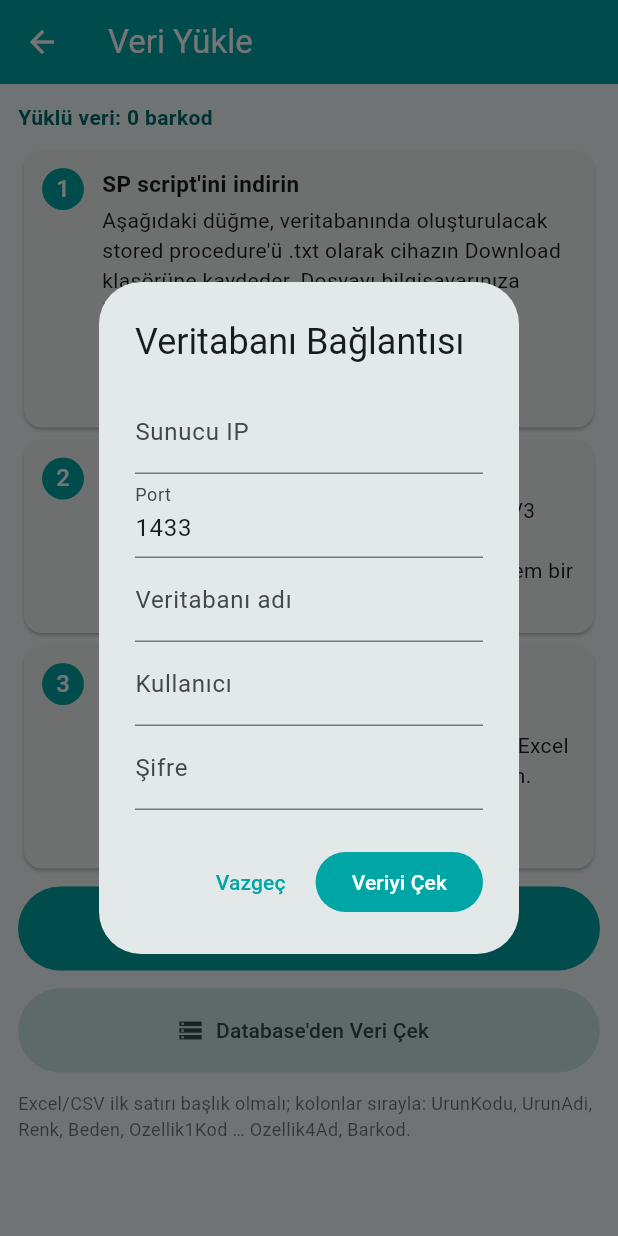
After one commit to VerimsoftZiya/VerimsoftZiya-SmartCount, a Flutter app: the DataPage screen opened directly, after a tap on an icon or button, on a phone screen of 412 x 824 dp. The commit adds this screen. Run offline on Flutter 3.47's test engine with Material 3 defaults, Android fonts, the phone set to English and light mode, and no system bars; our stand-ins replace csv, file_picker, shared_preferences; missing offline and left inert: excel, mssql_connection; accounts and stored records are empty.

Commit message:
Add files via upload

```diff
--- /dev/null
+++ b/lib/data_page.dart
@@ -0,0 +1,226 @@
+import 'dart:convert';
+import 'dart:io';
+import 'package:csv/csv.dart';
+import 'package:excel/excel.dart';
+import 'package:file_picker/file_picker.dart';
+import 'package:flutter/material.dart';
+import 'package:mssql_connection/mssql_connection.dart';
+import 'package:path_provider/path_provider.dart';
+import 'main.dart';
+
+const spName = 'dbo.sp_SayimUrunVerisi';
+const header = [
+  'UrunKodu', 'UrunAdi', 'Renk', 'Beden',
+  'Ozellik1Kod', 'Ozellik1Ad', 'Ozellik2Kod', 'Ozellik2Ad',
+  'Ozellik3Kod', 'Ozellik3Ad', 'Ozellik4Kod', 'Ozellik4Ad', 'Barkod'
+];
+
+const spScript = r'''
+-- =====================================================
+-- SAYIM UYGULAMASI - URUN VERISI STORED PROCEDURE
+-- Nebim V3 veritabaninda BIR KEZ calistirin.
+-- Sonra veriyi almak icin:  EXEC dbo.sp_SayimUrunVerisi
+-- =====================================================
+CREATE OR ALTER PROCEDURE dbo.sp_SayimUrunVerisi
+AS
+BEGIN
+    SET NOCOUNT ON;
+
+    SELECT
+        i.ItemCode                          AS UrunKodu,
+        d.ItemDescription                   AS UrunAdi,
+        v.ColorCode                         AS Renk,
+        v.ItemDim1Code                      AS Beden,
+        p1.AttributeCode AS Ozellik1Kod, a1.AttributeDescription AS Ozellik1Ad,
+        p2.AttributeCode AS Ozellik2Kod, a2.AttributeDescription AS Ozellik2Ad,
+        p3.AttributeCode AS Ozellik3Kod, a3.AttributeDescription AS Ozellik3Ad,
+        p4.AttributeCode AS Ozellik4Kod, a4.AttributeDescription AS Ozellik4Ad,
+        b.Barcode                           AS Barkod
+    FROM cdItem i
+    JOIN cdItemDesc d
+         ON d.ItemTypeCode = i.ItemTypeCode AND d.ItemCode = i.ItemCode AND d.LangCode = 'TR'
+    JOIN prItemVariant v
+         ON v.ItemTypeCode = i.ItemTypeCode AND v.ItemCode = i.ItemCode
+    JOIN prItemBarcode b
+         ON b.ItemTypeCode = v.ItemTypeCode AND b.ItemCode = v.ItemCode
+        AND b.ColorCode = v.ColorCode
+        AND b.ItemDim1Code = v.ItemDim1Code AND b.ItemDim2Code = v.ItemDim2Code
+        AND b.ItemDim3Code = v.ItemDim3Code
+    LEFT JOIN prItemAttribute p1 ON p1.ItemTypeCode = i.ItemTypeCode AND p1.ItemCode = i.ItemCode AND p1.AttributeTypeCode = 1
+    LEFT JOIN ItemAttribute('TR') a1 ON a1.ItemTypeCode = p1.ItemTypeCode AND a1.AttributeTypeCode = p1.AttributeTypeCode AND a1.AttributeCode = p1.AttributeCode
+    LEFT JOIN prItemAttribute p2 ON p2.ItemTypeCode = i.ItemTypeCode AND p2.ItemCode = i.ItemCode AND p2.AttributeTypeCode = 2
+    LEFT JOIN ItemAttribute('TR') a2 ON a2.ItemTypeCode = p2.ItemTypeCode AND a2.AttributeTypeCode = p2.AttributeTypeCode AND a2.AttributeCode = p2.AttributeCode
+    LEFT JOIN prItemAttribute p3 ON p3.ItemTypeCode = i.ItemTypeCode AND p3.ItemCode = i.ItemCode AND p3.AttributeTypeCode = 3
+    LEFT JOIN ItemAttribute('TR') a3 ON a3.ItemTypeCode = p3.ItemTypeCode AND a3.AttributeTypeCode = p3.AttributeTypeCode AND a3.AttributeCode = p3.AttributeCode
+    LEFT JOIN prItemAttribute p4 ON p4.ItemTypeCode = i.ItemTypeCode AND p4.ItemCode = i.ItemCode AND p4.AttributeTypeCode = 4
+    LEFT JOIN ItemAttribute('TR') a4 ON a4.ItemTypeCode = p4.ItemTypeCode AND a4.AttributeTypeCode = p4.AttributeTypeCode AND a4.AttributeCode = p4.AttributeCode;
+END
+GO
+''';
+class DataPage extends StatefulWidget {
+  const DataPage({super.key});
+  @override
+  State<DataPage> createState() => _DataPageState();
+}
+
+class _DataPageState extends State<DataPage> {
+  bool busy = false;
+
+  void msg(String m) => ScaffoldMessenger.of(context)
+    ..hideCurrentSnackBar()
+    ..showSnackBar(SnackBar(content: Text(m), duration: const Duration(seconds: 6)));
+
+  Future<String> saveFile(String name, List<int> bytes) async {
+    for (final dir in ['/storage/emulated/0/Download', (await getExternalStorageDirectory())?.path, (await getApplicationDocumentsDirectory()).path]) {
+      if (dir == null) continue;
+      try {
+        final f = File('$dir/$name');
+        await f.writeAsBytes(bytes);
+        return f.path;
+      } catch (_) {}
+    }
+    return '';
+  }
+
+  Future<void> downloadSp() async {
+    final p = await saveFile('sp_SayimUrunVerisi.txt', [0xEF, 0xBB, 0xBF, ...utf8.encode(spScript)]);
+    msg(p.isEmpty ? 'Dosya yazılamadı' : 'Kaydedildi: $p\nBilgisayara kopyalayıp SSMS ile açın.');
+  }
+
+  String cs(CellValue? v) {
+    if (v == null) return '';
+    if (v is DoubleCellValue) {
+      final d = v.value;
+      return d == d.truncateToDouble() ? d.toInt().toString() : d.toString();
+    }
+    if (v is IntCellValue) return v.value.toString();
+    if (v is TextCellValue) return v.value.toString();
+    return v.toString();
+  }
+
+  Future<void> finishLoad(List<List<String>> rows) async {
+    await (await dataFile()).writeAsString(const ListToCsvConverter(fieldDelimiter: ';').convert(rows));
+    applyRows(rows);
+    setState(() {});
+    msg('${byBarcode.length} barkod yüklendi');
+  }
+
+  Future<void> fromFile() async {
+    final r = await FilePicker.platform.pickFiles(type: FileType.custom, allowedExtensions: ['xlsx', 'csv', 'txt']);
+    final path = r?.files.single.path;
+    if (path == null) return;
+    setState(() => busy = true);
+    try {
+      final bytes = await File(path).readAsBytes();
+      List<List<String>> rows;
+      if (path.toLowerCase().endsWith('.xlsx')) {
+        final x = Excel.decodeBytes(bytes);
+        rows = x.tables.values.first.rows.map((r) => r.map((c) => cs(c?.value)).toList()).toList();
+      } else {
+        var t = utf8.decode(bytes, allowMalformed: true).replaceAll('\uFEFF', '');
+        final d = t.split('\n').first.contains(';') ? ';' : ',';
+        rows = const CsvToListConverter(shouldParseNumbers: false)
+            .convert(t, fieldDelimiter: d, eol: '\n')
+            .map((r) => r.map((e) => e.toString()).toList())
+            .toList();
+      }
+      await finishLoad(rows);
+    } catch (e) {
+      msg('Dosya okunamadı: $e');
+    } finally {
+      if (mounted) setState(() => busy = false);
+    }
+  }
+
+  Future<void> fromDb() async {
+    final keys = ['ip', 'port', 'db', 'user', 'pw'];
+    final labels = {'ip': 'Sunucu IP', 'port': 'Port', 'db': 'Veritabanı adı', 'user': 'Kullanıcı', 'pw': 'Şifre'};
+    final c = {for (final k in keys) k: TextEditingController(text: k == 'pw' ? '' : (prefs.getString('db_$k') ?? (k == 'port' ? '1433' : '')))};
+    final ok = await showDialog<bool>(
+        context: context,
+        builder: (_) => AlertDialog(
+              title: const Text('Veritabanı Bağlantısı'),
+              content: SingleChildScrollView(
+                  child: Column(mainAxisSize: MainAxisSize.min, children: [
+                for (final k in keys)
+                  TextField(controller: c[k], obscureText: k == 'pw', decoration: InputDecoration(labelText: labels[k])),
+              ])),
+              actions: [
+                TextButton(onPressed: () => Navigator.pop(context, false), child: const Text('Vazgeç')),
+                FilledButton(onPressed: () => Navigator.pop(context, true), child: const Text('Veriyi Çek')),
+              ],
+            ));
+    if (ok != true) return;
+    for (final k in ['ip', 'port', 'db', 'user']) {
+      await prefs.setString('db_$k', c[k]!.text.trim());
+    }
+    setState(() => busy = true);
+    try {
+      final conn = MssqlConnection.getInstance();
+      final connected = await conn.connect(
+          ip: c['ip']!.text.trim(),
+          port: c['port']!.text.trim(),
+          databaseName: c['db']!.text.trim(),
+          username: c['user']!.text.trim(),
+          password: c['pw']!.text,
+          timeoutInSeconds: 20);
+      if (!connected) throw 'Bağlantı kurulamadı';
+      final res = await conn.getData('EXEC $spName');
+      await conn.disconnect();
+      final list = jsonDecode(res) as List;
+      if (list.isEmpty) throw 'Sorgu sonuç döndürmedi (SP oluşturuldu mu?)';
+      final rows = [header, ...list.map((m) => header.map((h) => '${(m as Map)[h] ?? ''}').toList())];
+      await finishLoad(rows);
+    } catch (e) {
+      msg('Hata: $e');
+    } finally {
+      if (mounted) setState(() => busy = false);
+    }
+  }
+
+  Widget step(int n, String title, String text, [Widget? action]) => Card(
+        child: Padding(
+          padding: const EdgeInsets.all(12),
+          child: Row(crossAxisAlignment: CrossAxisAlignment.start, children: [
+            CircleAvatar(backgroundColor: teal, foregroundColor: Colors.white, radius: 14, child: Text('$n')),
+            const SizedBox(width: 12),
+            Expanded(
+                child: Column(crossAxisAlignment: CrossAxisAlignment.start, children: [
+              Text(title, style: const TextStyle(fontWeight: FontWeight.bold, fontSize: 15)),
+              const SizedBox(height: 4),
+              Text(text),
+              if (action != null) ...[const SizedBox(height: 8), action],
+            ])),
+          ]),
+        ),
+      );
+
+  @override
+  Widget build(BuildContext context) {
+    return Scaffold(
+      appBar: AppBar(title: const Text('Veri Yükle')),
+      body: Stack(children: [
+        ListView(padding: const EdgeInsets.all(12), children: [
+          Text('Yüklü veri: ${byBarcode.length} barkod', style: const TextStyle(fontWeight: FontWeight.bold, color: tealDark)),
+          const SizedBox(height: 8),
+          step(1, 'SP script\'ini indirin', 'Aşağıdaki düğme, veritabanında oluşturulacak stored procedure\'ü .txt olarak cihazın Download klasörüne kaydeder. Dosyayı bilgisayarınıza kopyalayın.',
+              FilledButton.icon(onPressed: downloadSp, icon: const Icon(Icons.download), label: const Text('SP Script\'ini İndir (.txt)'))),
+          step(2, 'SP\'yi veritabanında oluşturun', 'SQL Server Management Studio\'da Nebim V3 veritabanını seçin, .txt içeriğini yeni sorgu penceresine yapıştırıp çalıştırın (F5). Bu işlem bir kez yapılır.'),
+          step(3, 'Veriyi alın', 'Seçenek A: SSMS\'te  EXEC $spName  çalıştırın, sonucu Excel veya CSV olarak kaydedip cihaza kopyalayın.\nSeçenek B: Cihaz sunucuyla aynı ağdaysa doğrudan veritabanından çekin.'),
+          const SizedBox(height: 8),
+          SizedBox(
+              height: 56,
+              child: FilledButton.icon(onPressed: busy ? null : fromFile, icon: const Icon(Icons.table_chart), label: const Text('Excel / CSV ile Veri Yükle'))),
+          const SizedBox(height: 12),
+          SizedBox(
+              height: 56,
+              child: FilledButton.tonalIcon(onPressed: busy ? null : fromDb, icon: const Icon(Icons.storage), label: const Text('Database\'den Veri Çek'))),
+          const SizedBox(height: 12),
+          const Text('Excel/CSV ilk satırı başlık olmalı; kolonlar sırayla: UrunKodu, UrunAdi, Renk, Beden, Ozellik1Kod … Ozellik4Ad, Barkod.',
+              style: TextStyle(fontSize: 12, color: Colors.black54)),
+        ]),
+        if (busy) Container(color: Colors.black26, child: const Center(child: CircularProgressIndicator())),
+      ]),
+    );
+  }
+}
```
Also changed, not shown: lib/main.dart (+14 -15 lines).
